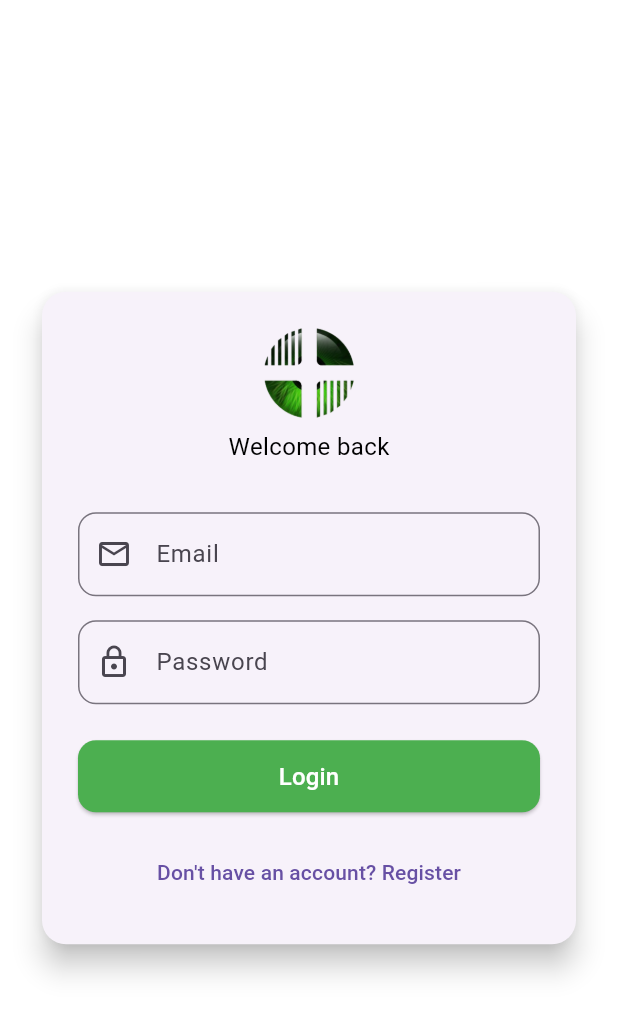
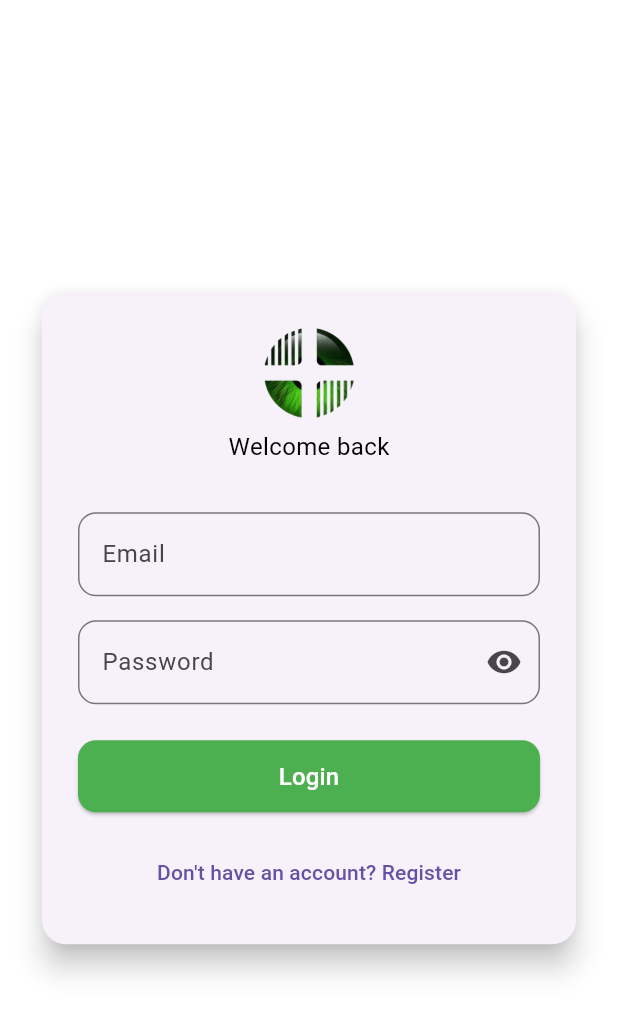
Before and after one commit to zahrawm/Medical-Chat-Bot, a Flutter app: the screen it shows after launch, on a phone screen of 412 x 824 dp. Shown: the top 1015 px of the screen. Run offline on Flutter 3.47's test engine with Material 3 defaults, Android fonts, the phone set to English and light mode, and no system bars; our stand-ins replace flutter_markdown, shared_preferences; accounts and stored records are empty.

Commit message:
codes updated

```diff
--- a/medical_chat_bot/lib/screen/login_screen.dart
+++ b/medical_chat_bot/lib/screen/login_screen.dart
@@ -49,22 +49,6 @@ class _AuthScreenState extends State<AuthScreen> {
                       SizedBox(height: 32),
 
                       if (!_isLoginMode) ...[
-                        TextFormField(
-                          controller: _usernameController,
-                          decoration: InputDecoration(
-                            labelText: 'Username',
-                            prefixIcon: Icon(Icons.person_outline),
-                            border: OutlineInputBorder(
-                              borderRadius: BorderRadius.circular(12),
-                            ),
-                          ),
-                          validator: (value) {
-                            if (value?.isEmpty ?? true) {
-                              return 'Please enter username';
-                            }
-                            return null;
-                          },
-                        ),
                         SizedBox(height: 16),
 
                         Row(
@@ -107,7 +91,23 @@ class _AuthScreenState extends State<AuthScreen> {
                           ],
                         ),
                         SizedBox(height: 16),
-
+                        TextFormField(
+                          controller: _usernameController,
+                          decoration: InputDecoration(
+                            labelText: 'Username',
+                            prefixIcon: Icon(Icons.person_outline),
+                            border: OutlineInputBorder(
+                              borderRadius: BorderRadius.circular(12),
+                            ),
+                          ),
+                          validator: (value) {
+                            if (value?.isEmpty ?? true) {
+                              return 'Please enter username';
+                            }
+                            return null;
+                          },
+                        ),
+                        SizedBox(height: 10),
                         Column(
                           crossAxisAlignment: CrossAxisAlignment.start,
                           children: [
@@ -126,29 +126,6 @@ class _AuthScreenState extends State<AuthScreen> {
                                   child: TextFormField(
                                     controller: _dayController,
                                     decoration: InputDecoration(
-                                      labelText: 'Day',
-                                      border: OutlineInputBorder(
-                                        borderRadius: BorderRadius.circular(12),
-                                      ),
-                                    ),
-                                    keyboardType: TextInputType.number,
-                                    validator: (value) {
-                                      if (value?.isEmpty ?? true) {
-                                        return 'Day required';
-                                      }
-                                      final day = int.tryParse(value!);
-                                      if (day == null || day < 1 || day > 31) {
-                                        return 'Invalid day';
-                                      }
-                                      return null;
-                                    },
-                                  ),
-                                ),
-                                SizedBox(width: 12),
-                                Expanded(
-                                  child: TextFormField(
-                                    controller: _monthController,
-                                    decoration: InputDecoration(
                                       labelText: 'Month',
                                       border: OutlineInputBorder(
                                         borderRadius: BorderRadius.circular(12),
@@ -164,6 +141,29 @@ class _AuthScreenState extends State<AuthScreen> {
                                           month < 1 ||
                                           month > 12) {
                                         return 'Invalid month';
+                                      }
+                                      return null;
+                                    },
+                                  ),
+                                ),
+                                SizedBox(width: 12),
+                                Expanded(
+                                  child: TextFormField(
+                                    controller: _monthController,
+                                    decoration: InputDecoration(
+                                      labelText: 'Day',
+                                      border: OutlineInputBorder(
+                                        borderRadius: BorderRadius.circular(12),
+                                      ),
+                                    ),
+                                    keyboardType: TextInputType.number,
+                                    validator: (value) {
+                                      if (value?.isEmpty ?? true) {
+                                        return 'Day required';
+                                      }
+                                      final day = int.tryParse(value!);
+                                      if (day == null || day < 1 || day > 31) {
+                                        return 'Invalid day';
                                       }
                                       return null;
                                     },
@@ -205,7 +205,7 @@ class _AuthScreenState extends State<AuthScreen> {
                         controller: _emailController,
                         decoration: InputDecoration(
                           labelText: 'Email',
-                          prefixIcon: Icon(Icons.email_outlined),
+
                           border: OutlineInputBorder(
                             borderRadius: BorderRadius.circular(12),
                           ),
@@ -227,7 +227,7 @@ class _AuthScreenState extends State<AuthScreen> {
                         obscureText: true,
                         decoration: InputDecoration(
                           labelText: 'Password',
-                          prefixIcon: Icon(Icons.lock_outline),
+                          suffixIcon: Icon(Icons.remove_red_eye),
                           border: OutlineInputBorder(
                             borderRadius: BorderRadius.circular(12),
                           ),
```
Also changed, not shown: medical_chat_bot/lib/screen/chat_message_screen.dart (+31 -15 lines), medical_chat_bot/lib/screen/profile_screen.dart (+7 -7 lines).
